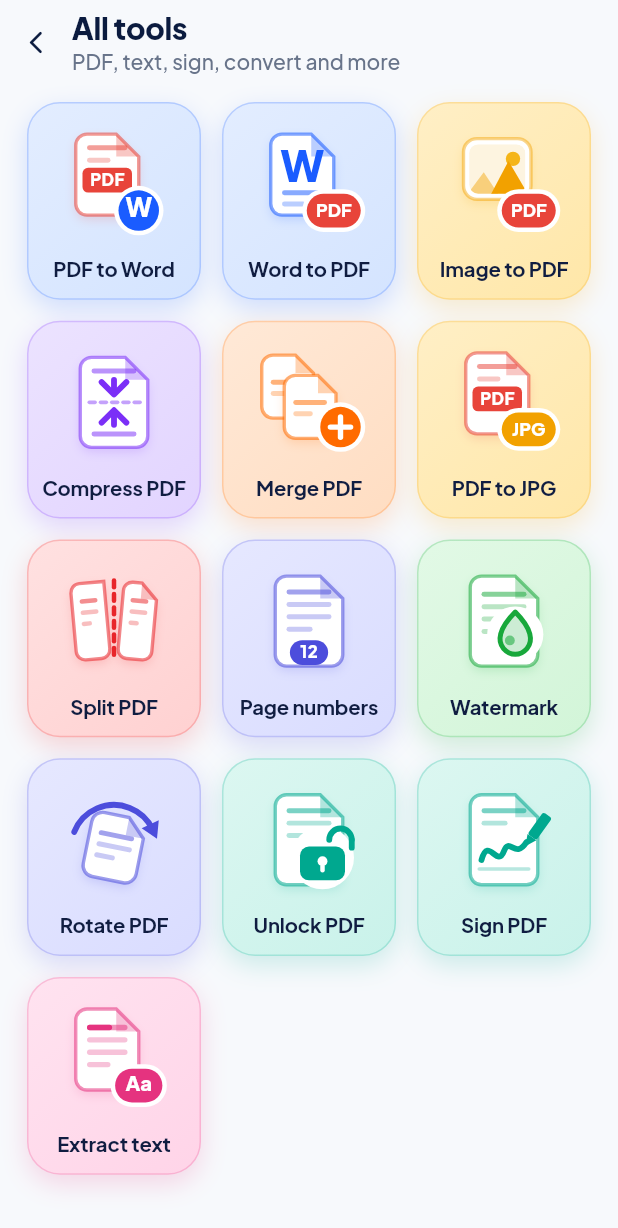
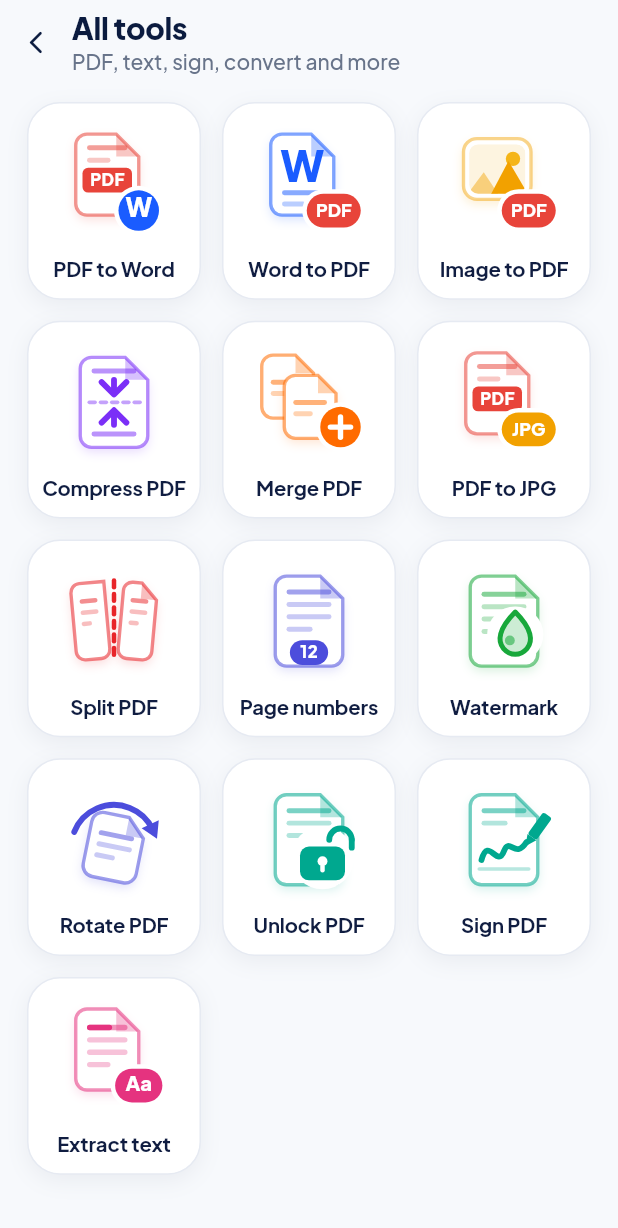
Before and after one commit to anubundu21-alt/scan, a Flutter app: the AllToolsScreen screen opened by its route, on a phone screen of 412 x 824 dp. Shown: the top 1228 px of the screen. Run offline on Flutter 3.47's test engine with Material 3 defaults, Android fonts, the phone set to English and light mode, and no system bars; our stand-ins replace camera, file_picker, flutter_riverpod, go_router, image_picker, in_app_purchase and 7 more; missing offline and left inert: cunning_document_scanner, gal; accounts and stored records are empty.

Commit message:
All tools: plain cards, colour only in the icons; 1.5.118 (880)
Co-Authored-By: Claude Opus 5.5 <noreply@anthropic.com>

```diff
--- a/lib/features/home/presentation/all_tools_screen.dart
+++ b/lib/features/home/presentation/all_tools_screen.dart
@@ -300,8 +300,6 @@ class _ToolCard extends StatelessWidget {
   Widget build(BuildContext context) {
     final theme = Theme.of(context);
     final isLight = theme.brightness == Brightness.light;
-    final wash = tool.wash;
-    final tint = Color.lerp(wash, Colors.white, 0.35) ?? wash;
 
     return PressableScale(
       onPressed: onPressed,
@@ -313,29 +311,22 @@ class _ToolCard extends StatelessWidget {
         width: double.infinity,
         padding: const EdgeInsets.fromLTRB(6, 12, 6, 11),
         decoration: BoxDecoration(
-          // A top-left highlight into the flat wash: the card reads as lit
-          // paper rather than a swatch, and the white sheets in the mark keep
-          // their edge against it.
-          gradient: LinearGradient(
-            begin: Alignment.topLeft,
-            end: Alignment.bottomRight,
-            colors: isLight
-                ? [tint, wash]
-                : [
-                    tool.ink.withValues(alpha: 0.22),
-                    tool.ink.withValues(alpha: 0.10),
-                  ],
-          ),
+          // Plain card: the colour lives in the icon, not behind it.
+          color: isLight
+              ? Colors.white
+              : theme.colorScheme.surfaceContainerHigh,
           borderRadius: BorderRadius.circular(22),
           border: Border.all(
-            color: tool.ink.withValues(alpha: isLight ? 0.22 : 0.40),
+            color: isLight
+                ? const Color(0xFFE6EAF2)
+                : theme.colorScheme.outlineVariant,
           ),
           boxShadow: isLight
               ? [
                   BoxShadow(
-                    color: tool.ink.withValues(alpha: 0.18),
-                    blurRadius: 14,
-                    offset: const Offset(0, 6),
+                    color: const Color(0xFF101D41).withValues(alpha: 0.06),
+                    blurRadius: 12,
+                    offset: const Offset(0, 4),
                   ),
                 ]
               : null,
--- a/pubspec.yaml
+++ b/pubspec.yaml
@@ -1,7 +1,7 @@
 name: scan2
 description: "Scanella — an offline document scanner with live edge detection, auto-capture, perspective correction and scan filters."
 publish_to: 'none'
-version: 1.5.117+879
+version: 1.5.118+880
 
 environment:
   sdk: '^3.12.0'
```
